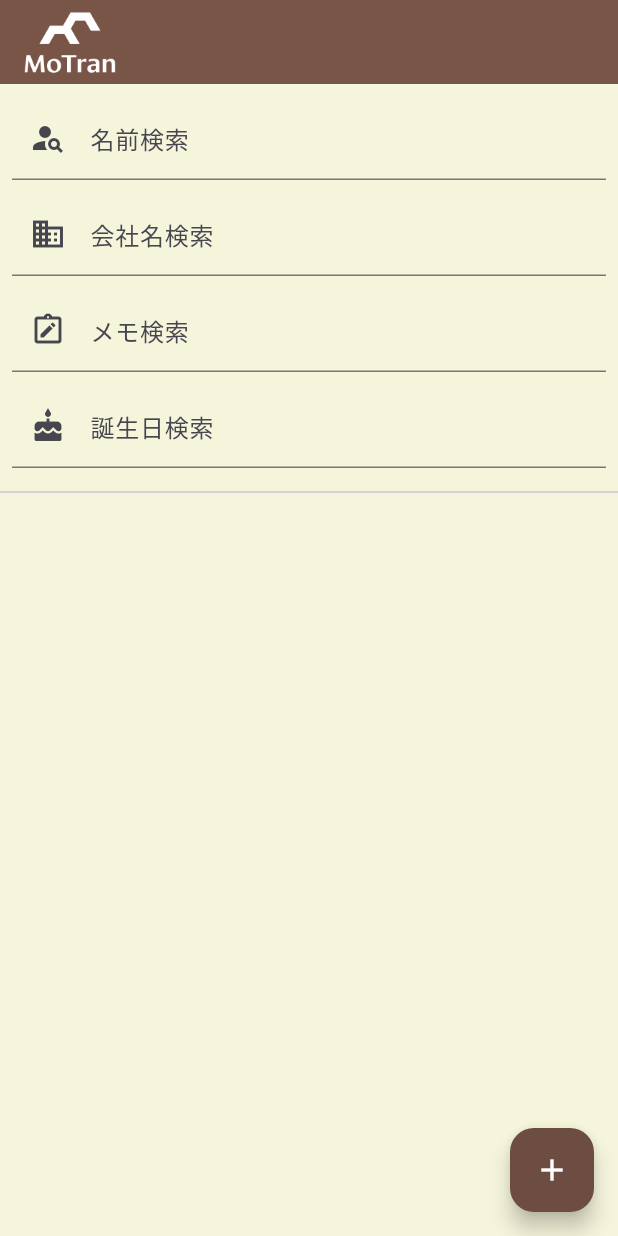
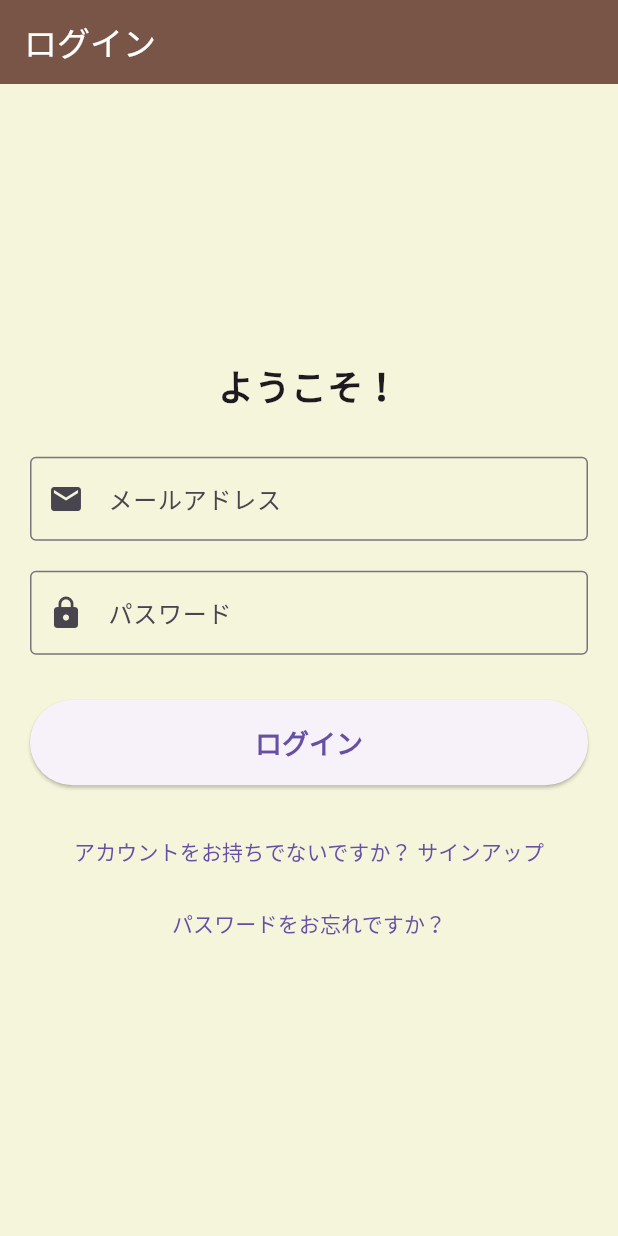
Before and after one commit to DENDENABE/DB2B, a Flutter app: the screen it shows after launch, on a phone screen of 412 x 824 dp. Run offline on Flutter 3.47's test engine with Material 3 defaults, Android fonts, the light colour scheme and no system bars; our stand-ins replace cloud_firestore, firebase_auth, firebase_core; accounts and stored records are empty.

Commit message:
Login 機能追加

```diff
--- a/lib/main.dart
+++ b/lib/main.dart
@@ -1,8 +1,11 @@
 // lib/main.dart
 import 'package:flutter/material.dart';
 import 'package:firebase_core/firebase_core.dart';
+import 'package:firebase_auth/firebase_auth.dart'; // ★ FirebaseAuthをインポート
 import 'firebase_options.dart';
-import 'screens/customer_list_page.dart'; // または初期画面
+import 'screens/customer_list_page.dart'; // ログイン後のメイン画面
+import 'screens/login_page.dart';          // ログイン画面
+import 'services/auth_service.dart';        // ★ AuthServiceをインポート
 
 void main() async {
   WidgetsFlutterBinding.ensureInitialized();
@@ -12,55 +15,73 @@ void main() async {
   runApp(MyApp());
 }
 
-// クリーム色の定義 (例)
-// 色は #RRGGBB 形式の16進数や、名前付きの色定数、Color.fromRGBO などで指定できます。
-// より正確なクリーム色を求める場合は、カラーコードで指定してください。
-// 例: const Color creamColor = Color(0xFFFFFDD0); // 一般的なクリーム色
 const Color creamColor = Color(0xFFF5F5DC); // ベージュに近いクリーム色 (Beige)
-// const Color creamColor = Color(0xFFFAF0E6); // リネン色 (Linen)
 
 class MyApp extends StatelessWidget {
+  // ★ AuthServiceのインスタンスをここで作成（またはProviderなどで共有）
+  final AuthService _authService = AuthService();
+
   @override
   Widget build(BuildContext context) {
     return MaterialApp(
       title: 'MoTran顧客管理アプリ',
       theme: ThemeData(
-        // scaffoldBackgroundColor: Colors.amber[50], // 薄い黄色 (クリーム色に近い)
-        scaffoldBackgroundColor: creamColor, // ★ 全画面の基本的な背景色をクリーム色に設定
-
-        // AppBarの色も調整する場合 (任意)
-        // primarySwatch をクリーム色に近い色にすると、AppBarなどもそれに準じた色になりますが、
-        // primarySwatch は MaterialColor である必要があるため、単色のクリーム色を直接指定するのは難しいです。
-        // 個別に AppBarTheme で設定する方がコントロールしやすいです。
-        // primarySwatch: Colors.orange, // 例えばオレンジ系をベースにするなど
-
+        scaffoldBackgroundColor: creamColor,
         appBarTheme: AppBarTheme(
-          backgroundColor: Colors.brown[500], // AppBarの背景色 (クリーム色と合う色を選択)
-          foregroundColor: Colors.white,      // AppBarのテキストやアイコンの色
+          backgroundColor: Colors.brown[500],
+          foregroundColor: Colors.white,
         ),
-
-        // FloatingActionButtonの色 (任意)
         floatingActionButtonTheme: FloatingActionButtonThemeData(
-          backgroundColor: Colors.brown[600], // FABの色
+          backgroundColor: Colors.brown[600],
         ),
-
-        // SnackBarのテーマ (前回設定したもの)
         snackBarTheme: SnackBarThemeData(
-          backgroundColor: Colors.brown[800], // SnackBarの色 (クリーム色と合うように調整)
-          contentTextStyle: TextStyle(color: Colors.grey),
+          backgroundColor: Colors.brown[800],
+          // ★ SnackBarのテキスト色を白に変更 (背景が濃い茶色なので)
+          contentTextStyle: TextStyle(color: Colors.white),
         ),
-
-        // Cardの背景色 (任意、デフォルトは白に近い)
-        // cardTheme: CardTheme(
-        //   color: Colors.white, // またはクリーム色より少し明るい/暗い色
-        // ),
-
-        // CanvasColor (ダイアログやドロワーなどの背景色に影響することがある)
-        // canvasColor: creamColor, // scaffoldBackgroundColor と同じにするか、少し変えるか
-
-        // useMaterial3: true, // Material 3 を使用している場合は、色の扱いが少し異なる場合があります
       ),
-      home: CustomerListPage(), // または初期画面
+      // ★ homeプロパティをAuthWrapperに変更
+      home: AuthWrapper(authService: _authService),
     );
   }
 }
+
+// ★ 認証状態に応じて画面を切り替えるラッパーウィジェット
+class AuthWrapper extends StatelessWidget {
+  final AuthService authService;
+
+  AuthWrapper({required this.authService});
+
+  @override
+  Widget build(BuildContext context) {
+    return StreamBuilder<User?>(
+      stream: authService.authStateChanges, // AuthServiceから認証状態のStreamを取得
+      builder: (context, snapshot) {
+        // 接続状態の確認
+        if (snapshot.connectionState == ConnectionState.waiting) {
+          return Scaffold( // ローディング中もテーマが適用されるようにScaffoldでラップ
+            backgroundColor: creamColor, // ローディング画面の背景色
+            body: Center(child: CircularProgressIndicator()),
+          );
+        }
+        // エラー発生時の表示 (任意でより詳細なエラー表示も可能)
+        if (snapshot.hasError) {
+          return Scaffold(
+            backgroundColor: creamColor,
+            body: Center(child: Text('エラーが発生しました: ${snapshot.error}')),
+          );
+        }
+
+        // ユーザーデータ (Userオブジェクト) があればログイン済み
+        if (snapshot.hasData && snapshot.data != null) {
+          print('AuthWrapper: User is logged in - ${snapshot.data!.uid}');
+          return CustomerListPage(); // 顧客一覧画面へ
+        } else {
+          // ユーザーデータがなければ未ログイン
+          print('AuthWrapper: User is not logged in');
+          return LoginPage(); // ログイン画面へ
+        }
+      },
+    );
+  }
+}
--- /dev/null
+++ b/lib/screens/login_page.dart
@@ -0,0 +1,183 @@
+// lib/screens/login_page.dart
+import 'package:flutter/material.dart';
+// import 'package:firebase_auth/firebase_auth.dart'; // ★ AuthService経由で使うので直接インポートは不要になる
+import '../services/auth_service.dart'; // ★ AuthServiceをインポート
+import 'signup_page.dart'; // サインアップページへの導線 (後で作成・インポート)
+
+class LoginPage extends StatefulWidget {
+  @override
+  _LoginPageState createState() => _LoginPageState();
+}
+
+class _LoginPageState extends State<LoginPage> {
+  final _formKey = GlobalKey<FormState>();
+  final AuthService _authService = AuthService(); // ★ AuthServiceのインスタンスを取得
+
+  final _emailController = TextEditingController();
+  final _passwordController = TextEditingController();
+  bool _isLoading = false;
+  String? _errorMessage; // エラーメッセージ表示用
+
+  @override
+  void dispose() {
+    _emailController.dispose();
+    _passwordController.dispose();
+    super.dispose();
+  }
+
+  Future<void> _loginUser() async {
+    if (_formKey.currentState!.validate()) {
+      setState(() {
+        _isLoading = true;
+        _errorMessage = null; // エラーメッセージをリセット
+      });
+
+      try {
+        // ★ AuthServiceのsignInWithEmailAndPasswordメソッドを呼び出す
+        final user = await _authService.signInWithEmailAndPassword(
+          _emailController.text.trim(),
+          _passwordController.text,
+        );
+
+        // ログイン成功時の処理
+        // AuthWrapperが画面遷移をハンドルするため、ここでの明示的な画面遷移は不要
+        if (user != null) {
+          print('ログイン成功 (LoginPage): ${user.email}');
+          // 必要であれば、ログイン成功を示す一時的なメッセージを表示しても良いが、
+          // 通常はAuthWrapperによる画面遷移に任せる
+          // if (mounted) {
+          //   ScaffoldMessenger.of(context).showSnackBar(
+          //     SnackBar(content: Text('ログインしました！')),
+          //   );
+          // }
+        } else {
+          // AuthServiceがnullを返した場合 (通常はエラーをスローするが念のため)
+          if (mounted) {
+            setState(() { _errorMessage = 'ログインに失敗しました。'; });
+          }
+        }
+
+      } catch (e) {
+        // AuthServiceからスローされたエラーメッセージをキャッチして表示
+        print('ログイン失敗 (LoginPage): ${e.toString()}');
+        if (mounted) {
+          setState(() {
+            _errorMessage = e.toString(); // AuthServiceが整形したメッセージを表示
+          });
+        }
+      } finally {
+        if (mounted) {
+          setState(() {
+            _isLoading = false;
+          });
+        }
+      }
+    }
+  }
+
+  @override
+  Widget build(BuildContext context) {
+    return Scaffold(
+      appBar: AppBar(
+        title: const Text('ログイン'), // constを追加
+      ),
+      body: Center(
+        child: SingleChildScrollView(
+          padding: const EdgeInsets.all(20.0),
+          child: Form(
+            key: _formKey,
+            child: Column(
+              mainAxisAlignment: MainAxisAlignment.center,
+              crossAxisAlignment: CrossAxisAlignment.stretch,
+              children: <Widget>[
+                const Text( // constを追加
+                  'ようこそ！',
+                  textAlign: TextAlign.center,
+                  style: TextStyle(fontSize: 24, fontWeight: FontWeight.bold),
+                ),
+                const SizedBox(height: 30), // constを追加
+                TextFormField(
+                  controller: _emailController,
+                  decoration: const InputDecoration( // constを追加
+                    labelText: 'メールアドレス',
+                    prefixIcon: Icon(Icons.email), // Iconはconst
+                    border: OutlineInputBorder(),
+                  ),
+                  keyboardType: TextInputType.emailAddress,
+                  validator: (value) {
+                    if (value == null || value.isEmpty) {
+                      return 'メールアドレスを入力してください';
+                    }
+                    if (!value.contains('@') || !value.contains('.')) {
+                      return '有効なメールアドレスを入力してください';
+                    }
+                    return null;
+                  },
+                ),
+                const SizedBox(height: 20), // constを追加
+                TextFormField(
+                  controller: _passwordController,
+                  decoration: const InputDecoration( // constを追加
+                    labelText: 'パスワード',
+                    prefixIcon: Icon(Icons.lock), // Iconはconst
+                    border: OutlineInputBorder(),
+                  ),
+                  obscureText: true,
+                  validator: (value) {
+                    if (value == null || value.isEmpty) {
+                      return 'パスワードを入力してください';
+                    }
+                    if (value.length < 6) {
+                      return 'パスワードは6文字以上で入力してください';
+                    }
+                    return null;
+                  },
+                ),
+                const SizedBox(height: 10), // constを追加
+                if (_errorMessage != null)
+                  Padding(
+                    padding: const EdgeInsets.symmetric(vertical: 10.0),
+                    child: Text(
+                      _errorMessage!,
+                      style: const TextStyle(color: Colors.red, fontSize: 14), // TextStyleはconst
+                      textAlign: TextAlign.center,
+                    ),
+                  ),
+                const SizedBox(height: 20), // constを追加
+                _isLoading
+                    ? const Center(child: CircularProgressIndicator()) // constを追加
+                    : ElevatedButton(
+                  onPressed: _loginUser,
+                  style: ElevatedButton.styleFrom(
+                    padding: const EdgeInsets.symmetric(vertical: 15), // EdgeInsetsはconst
+                    textStyle: const TextStyle(fontSize: 18, fontWeight: FontWeight.bold), // TextStyleはconst
+                  ),
+                  child: const Text('ログイン'), // Textはconst
+                ),
+                const SizedBox(height: 20), // constを追加
+                TextButton(
+                  onPressed: () {
+                    // サインアップページへ遷移
+                    Navigator.of(context).push(
+                      MaterialPageRoute(builder: (context) => SignupPage()), // SignupPageをインポートしておく
+                    );
+                  },
+                  child: const Text('アカウントをお持ちでないですか？ サインアップ'), // Textはconst
+                ),
+                TextButton(
+                  onPressed: () {
+                    // TODO: パスワードリセット機能の実装
+                    ScaffoldMessenger.of(context).showSnackBar(
+                      const SnackBar(content: Text('パスワードリセット機能は未実装です')), // SnackBarとTextはconst
+                    );
+                  },
+                  child: const Text('パスワードをお忘れですか？'), // Textはconst
+                ),
+              ],
+            ),
+          ),
+        ),
+      ),
+    );
+  }
+}
--- /dev/null
+++ b/lib/services/auth_service.dart
@@ -0,0 +1,106 @@
+import 'package:firebase_auth/firebase_auth.dart'; // FirebaseAuthの機能をインポート
+
+class AuthService {
+  // FirebaseAuthのインスタンスをシングルトンまたはプライベート変数として保持
+  final FirebaseAuth _firebaseAuth = FirebaseAuth.instance;
+
+  // ユーザーの認証状態の変化を監視するStream
+  // これを購読することで、ログイン/ログアウト状態の変化をリアルタイムに検知できる
+  Stream<User?> get authStateChanges => _firebaseAuth.authStateChanges();
+
+  // 現在ログインしているユーザーを取得 (ログインしていなければ null)
+  User? get currentUser => _firebaseAuth.currentUser;
+
+  // メールアドレスとパスワードで新しいユーザーを作成 (サインアップ)
+  Future<User?> createUserWithEmailAndPassword(String email, String password) async {
+    try {
+      // Firebaseにユーザー作成をリクエスト
+      UserCredential userCredential = await _firebaseAuth.createUserWithEmailAndPassword(
+        email: email.trim(), // 前後の空白を除去
+        password: password,
+      );
+      return userCredential.user; // 作成されたユーザー情報を返す
+    } on FirebaseAuthException catch (e) {
+      // Firebase Authentication 関連のエラー処理
+      print('サインアップエラー (${e.code}): ${e.message}');
+      // エラーコードに基づいて、より分かりやすいメッセージをスローする
+      if (e.code == 'weak-password') {
+        throw '指定されたパスワードは弱すぎます。';
+      } else if (e.code == 'email-already-in-use') {
+        throw 'このメールアドレスは既に使用されています。';
+      } else if (e.code == 'invalid-email') {
+        throw 'メールアドレスの形式が正しくありません。';
+      } else {
+        throw 'サインアップに失敗しました。もう一度お試しください。';
+      }
+    } catch (e) {
+      // その他の予期せぬエラー
+      print('サインアップ中の予期せぬエラー: $e');
+      throw 'サインアップ中に予期せぬエラーが発生しました。';
+    }
+  }
+
+  // メールアドレスとパスワードでサインイン (ログイン)
+  Future<User?> signInWithEmailAndPassword(String email, String password) async {
+    try {
+      // Firebaseにサインインをリクエスト
+      UserCredential userCredential = await _firebaseAuth.signInWithEmailAndPassword(
+        email: email.trim(),
+        password: password,
+      );
+      return userCredential.user; // ログインしたユーザー情報を返す
+    } on FirebaseAuthException catch (e) {
+      // Firebase Authentication 関連のエラー処理
+      print('ログインエラー (${e.code}): ${e.message}');
+      if (e.code == 'user-not-found') {
+        throw '指定されたメールアドレスのユーザーは見つかりません。';
+      } else if (e.code == 'wrong-password') {
+        throw 'パスワードが間違っています。';
+      } else if (e.code == 'invalid-email') {
+        throw 'メールアドレスの形式が正しくありません。';
+      } else if (e.code == 'user-disabled') {
+        throw 'このユーザーアカウントは無効化されています。';
+      } else if (e.code == 'too-many-requests') {
+        throw '試行回数が多すぎます。しばらくしてから再度お試しください。';
+      }
+      else {
+        throw 'ログインに失敗しました。もう一度お試しください。';
+      }
+    } catch (e) {
+      // その他の予期せぬエラー
+      print('ログイン中の予期せぬエラー: $e');
+      throw 'ログイン中に予期せぬエラーが発生しました。';
+    }
+  }
+
+  // サインアウト (ログアウト)
+  Future<void> signOut() async {
+    try {
+      await _firebaseAuth.signOut();
+      print('ログアウトしました。');
+    } catch (e) {
+      print('ログアウト中のエラー: $e');
+      throw 'ログアウト中にエラーが発生しました。';
+    }
+  }
+
+  // (オプション) パスワードリセットメールの送信
+  Future<void> sendPasswordResetEmail(String email) async {
+    try {
+      await _firebaseAuth.sendPasswordResetEmail(email: email.trim());
+      print('パスワードリセットメールを送信しました: $email');
+    } on FirebaseAuthException catch (e) {
+      print('パスワードリセットメール送信エラー (${e.code}): ${e.message}');
+      if (e.code == 'user-not-found') {
+        throw '指定されたメールアドレスのユーザーは見つかりません。';
+      } else if (e.code == 'invalid-email') {
+        throw 'メールアドレスの形式が正しくありません。';
+      } else {
+        throw 'パスワードリセットメールの送信に失敗しました。';
+      }
+    } catch (e) {
+      print('パスワードリセットメール送信中の予期せぬエラー: $e');
+      throw 'パスワードリセットメールの送信中に予期せぬエラーが発生しました。';
+    }
+  }
+}
--- a/pubspec.yaml
+++ b/pubspec.yaml
@@ -15,6 +15,10 @@ dependencies:
   # Firebase
   firebase_core: ^2.27.0 # バージョンは最新のものに適宜更新してください
   cloud_firestore: ^4.15.8 # バージョンは最新のものに適宜更新してください
+  firebase_auth: ^4.17.8    # Firebase Authenticationを利用する場合
+  firebase_storage: ^11.6.9 # Firebase Storageを利用する場合
+  image_picker: ^1.0.7 # 最新バージョンを確認
+
   intl: ^0.19.0 # 最新バージョンを確認してください (例: ^0.19.0)
   cupertino_icons: ^1.0.8
 
```
Also changed, not shown: lib/screens/signup_page.dart (added, +194 -0 lines), firebase.json, lib/firebase_options.dart, pubspec.lock, 10 other files.
